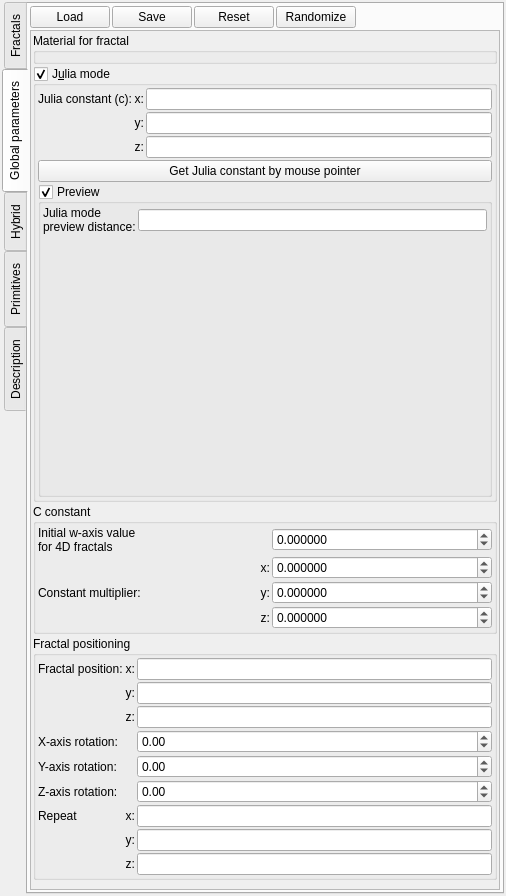
The window that mandelbulber2/qt/dock_fractal.ui (irinox-ctrl/mandelbulber2) describes before a commit, drawn with Qt 5.
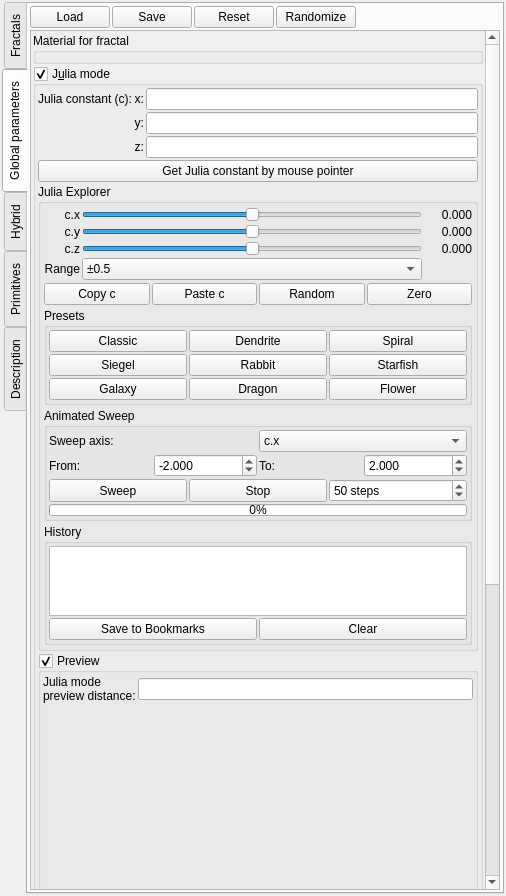
The same window after the commit. The open tabs and pages were chosen to show the change. Custom widgets are drawn as their Qt base class.

Commit message: 3x3lion: Beautiful Julia Explorer with sliders, presets, sweep, and history

What changed in the file:
```diff
--- a/mandelbulber2/qt/dock_fractal.ui
+++ b/mandelbulber2/qt/dock_fractal.ui
@@ -957,6 +957,350 @@
                 </property>
                </widget>
               </item>
+              <!-- 3x3lion Julia Explorer -->
+              <item>
+               <widget class="QGroupBox" name="groupBox_julia_explorer">
+                <property name="title">
+                 <string>Julia Explorer</string>
+                </property>
+                <layout class="QVBoxLayout" name="layout_julia_explorer">
+                 <property name="spacing"><number>3</number></property>
+                 <property name="leftMargin"><number>3</number></property>
+                 <property name="topMargin"><number>3</number></property>
+                 <property name="rightMargin"><number>3</number></property>
+                 <property name="bottomMargin"><number>3</number></property>
+                 <!-- c.x / c.y / c.z sliders -->
+                 <item>
+                  <layout class="QGridLayout" name="gridLayout_julia_sliders">
+                   <property name="spacing"><number>2</number></property>
+                   <item row="0" column="0">
+                    <widget class="QLabel" name="label_julia_slider_cx">
+                     <property name="text"><string>c.x</string></property>
+                     <property name="alignment"><set>Qt::AlignRight|Qt::AlignVCenter</set></property>
+                    </widget>
+                   </item>
+                   <item row="0" column="1">
+                    <widget class="QSlider" name="slider_julia_cx">
+                     <property name="minimum"><number>-2000</number></property>
+                     <property name="maximum"><number>2000</number></property>
+                     <property name="orientation"><enum>Qt::Horizontal</enum></property>
+                     <property name="toolTip"><string>Drag to adjust Julia c.x</string></property>
+                    </widget>
+                   </item>
+                   <item row="0" column="2">
+                    <widget class="QLabel" name="label_julia_cx_value">
+                     <property name="text"><string>0.000</string></property>
+                     <property name="minimumSize"><size><width>48</width><height>0</height></size></property>
+                     <property name="alignment"><set>Qt::AlignRight|Qt::AlignVCenter</set></property>
+                    </widget>
+                   </item>
+                   <item row="1" column="0">
+                    <widget class="QLabel" name="label_julia_slider_cy">
+                     <property name="text"><string>c.y</string></property>
+                     <property name="alignment"><set>Qt::AlignRight|Qt::AlignVCenter</set></property>
+                    </widget>
+                   </item>
+                   <item row="1" column="1">
+                    <widget class="QSlider" name="slider_julia_cy">
+                     <property name="minimum"><number>-2000</number></property>
+                     <property name="maximum"><number>2000</number></property>
+                     <property name="orientation"><enum>Qt::Horizontal</enum></property>
+                     <property name="toolTip"><string>Drag to adjust Julia c.y</string></property>
+                    </widget>
+                   </item>
+                   <item row="1" column="2">
+                    <widget class="QLabel" name="label_julia_cy_value">
+                     <property name="text"><string>0.000</string></property>
+                     <property name="minimumSize"><size><width>48</width><height>0</height></size></property>
+                     <property name="alignment"><set>Qt::AlignRight|Qt::AlignVCenter</set></property>
+                    </widget>
+                   </item>
+                   <item row="2" column="0">
+                    <widget class="QLabel" name="label_julia_slider_cz">
+                     <property name="text"><string>c.z</string></property>
+                     <property name="alignment"><set>Qt::AlignRight|Qt::AlignVCenter</set></property>
+                    </widget>
+                   </item>
+                   <item row="2" column="1">
+                    <widget class="QSlider" name="slider_julia_cz">
+                     <property name="minimum"><number>-2000</number></property>
+                     <property name="maximum"><number>2000</number></property>
+                     <property name="orientation"><enum>Qt::Horizontal</enum></property>
+                     <property name="toolTip"><string>Drag to adjust Julia c.z</string></property>
+                    </widget>
+                   </item>
+                   <item row="2" column="2">
+                    <widget class="QLabel" name="label_julia_cz_value">
+                     <property name="text"><string>0.000</string></property>
+                     <property name="minimumSize"><size><width>48</width><height>0</height></size></property>
+                     <property name="alignment"><set>Qt::AlignRight|Qt::AlignVCenter</set></property>
+                    </widget>
+                   </item>
+                   <item row="3" column="0">
+                    <widget class="QLabel" name="label_julia_range">
+                     <property name="text"><string>Range</string></property>
+                     <property name="alignment"><set>Qt::AlignRight|Qt::AlignVCenter</set></property>
+                    </widget>
+                   </item>
+                   <item row="3" column="1">
+                    <widget class="QComboBox" name="comboBox_julia_range">
+                     <property name="toolTip"><string>Range of Julia c sliders</string></property>
+                     <item><property name="text"><string>±0.5</string></property></item>
+                     <item><property name="text"><string>±1.0</string></property></item>
+                     <item><property name="text"><string>±2.0</string></property></item>
+                     <item><property name="text"><string>±5.0</string></property></item>
+                     <item><property name="text"><string>±10.0</string></property></item>
+                    </widget>
+                   </item>
+                  </layout>
+                 </item>
+                 <!-- Copy / Paste / Random / Zero buttons -->
+                 <item>
+                  <layout class="QHBoxLayout" name="layout_julia_actions">
+                   <property name="spacing"><number>2</number></property>
+                   <item>
+                    <widget class="QPushButton" name="pushButton_julia_copy">
+                     <property name="text"><string>Copy c</string></property>
+                     <property name="toolTip"><string>Copy Julia constant to clipboard</string></property>
+                     <property name="maximumSize"><size><width>16777215</width><height>24</height></size></property>
+                    </widget>
+                   </item>
+                   <item>
+                    <widget class="QPushButton" name="pushButton_julia_paste">
+                     <property name="text"><string>Paste c</string></property>
+                     <property name="toolTip"><string>Paste Julia constant from clipboard</string></property>
+                     <property name="maximumSize"><size><width>16777215</width><height>24</height></size></property>
+                    </widget>
+                   </item>
+                   <item>
+                    <widget class="QPushButton" name="pushButton_julia_random">
+                     <property name="text"><string>Random</string></property>
+                     <property name="toolTip"><string>Generate random Julia constant</string></property>
+                     <property name="maximumSize"><size><width>16777215</width><height>24</height></size></property>
+                    </widget>
+                   </item>
+                   <item>
+                    <widget class="QPushButton" name="pushButton_julia_zero">
+                     <property name="text"><string>Zero</string></property>
+                     <property name="toolTip"><string>Reset Julia constant to (0, 0, 0)</string></property>
+                     <property name="maximumSize"><size><width>16777215</width><height>24</height></size></property>
+                    </widget>
+                   </item>
+                  </layout>
+                 </item>
+                 <!-- Presets grid (9 famous Julia constants) -->
+                 <item>
+                  <widget class="QGroupBox" name="groupBox_julia_presets">
+                   <property name="title"><string>Presets</string></property>
+                   <layout class="QGridLayout" name="gridLayout_julia_presets">
+                    <property name="spacing"><number>2</number></property>
+                    <property name="leftMargin"><number>2</number></property>
+                    <property name="topMargin"><number>2</number></property>
+                    <property name="rightMargin"><number>2</number></property>
+                    <property name="bottomMargin"><number>2</number></property>
+                    <item row="0" column="0">
+                     <widget class="QPushButton" name="pushButton_julia_preset_1">
+                      <property name="text"><string>Classic</string></property>
+                      <property name="toolTip"><string>c = (0.285, 0.01, 0.0)</string></property>
+                      <property name="maximumSize"><size><width>16777215</width><height>22</height></size></property>
+                     </widget>
+                    </item>
+                    <item row="0" column="1">
+                     <widget class="QPushButton" name="pushButton_julia_preset_2">
+                      <property name="text"><string>Dendrite</string></property>
+                      <property name="toolTip"><string>c = (0.0, 1.0, 0.0)</string></property>
+                      <property name="maximumSize"><size><width>16777215</width><height>22</height></size></property>
+                     </widget>
+                    </item>
+                    <item row="0" column="2">
+                     <widget class="QPushButton" name="pushButton_julia_preset_3">
+                      <property name="text"><string>Spiral</string></property>
+                      <property name="toolTip"><string>c = (-0.4, 0.6, 0.0)</string></property>
+                      <property name="maximumSize"><size><width>16777215</width><height>22</height></size></property>
+                     </widget>
+                    </item>
+                    <item row="1" column="0">
+                     <widget class="QPushButton" name="pushButton_julia_preset_4">
+                      <property name="text"><string>Siegel</string></property>
+                      <property name="toolTip"><string>c = (-0.391, -0.587, 0.0)</string></property>
+                      <property name="maximumSize"><size><width>16777215</width><height>22</height></size></property>
+                     </widget>
+                    </item>
+                    <item row="1" column="1">
+                     <widget class="QPushButton" name="pushButton_julia_preset_5">
+                      <property name="text"><string>Rabbit</string></property>
+                      <property name="toolTip"><string>c = (-0.123, 0.745, 0.0)</string></property>
+                      <property name="maximumSize"><size><width>16777215</width><height>22</height></size></property>
+                     </widget>
+                    </item>
+                    <item row="1" column="2">
+                     <widget class="QPushButton" name="pushButton_julia_preset_6">
+                      <property name="text"><string>Starfish</string></property>
+                      <property name="toolTip"><string>c = (-0.75, 0.15, 0.2)</string></property>
+                      <property name="maximumSize"><size><width>16777215</width><height>22</height></size></property>
+                     </widget>
+                    </item>
+                    <item row="2" column="0">
+                     <widget class="QPushButton" name="pushButton_julia_preset_7">
+                      <property name="text"><string>Galaxy</string></property>
+                      <property name="toolTip"><string>c = (0.355, 0.355, 0.355)</string></property>
+                      <property name="maximumSize"><size><width>16777215</width><height>22</height></size></property>
+                     </widget>
+                    </item>
+                    <item row="2" column="1">
+                     <widget class="QPushButton" name="pushButton_julia_preset_8">
+                      <property name="text"><string>Dragon</string></property>
+                      <property name="toolTip"><string>c = (0.36, 0.1, -0.3)</string></property>
+                      <property name="maximumSize"><size><width>16777215</width><height>22</height></size></property>
+                     </widget>
+                    </item>
+                    <item row="2" column="2">
+                     <widget class="QPushButton" name="pushButton_julia_preset_9">
+                      <property name="text"><string>Flower</string></property>
+                      <property name="toolTip"><string>c = (-0.5, 0.0, 0.5)</string></property>
+                      <property name="maximumSize"><size><width>16777215</width><height>22</height></size></property>
+                     </widget>
+                    </item>
+                   </layout>
+                  </widget>
+                 </item>
+                 <!-- Animated Sweep -->
+                 <item>
+                  <widget class="QGroupBox" name="groupBox_julia_sweep">
+                   <property name="title"><string>Animated Sweep</string></property>
+                   <layout class="QVBoxLayout" name="layout_julia_sweep">
+                    <property name="spacing"><number>2</number></property>
+                    <property name="leftMargin"><number>2</number></property>
+                    <property name="topMargin"><number>2</number></property>
+                    <property name="rightMargin"><number>2</number></property>
+                    <property name="bottomMargin"><number>2</number></property>
+                    <item>
+                     <layout class="QHBoxLayout" name="layout_sweep_axis">
+                      <item>
+                       <widget class="QLabel" name="label_sweep_axis">
+                        <property name="text"><string>Sweep axis:</string></property>
+                       </widget>
+                      </item>
+                      <item>
+                       <widget class="QComboBox" name="comboBox_julia_sweep_axis">
+                        <item><property name="text"><string>c.x</string></property></item>
+                        <item><property name="text"><string>c.y</string></property></item>
+                        <item><property name="text"><string>c.z</string></property></item>
+                        <item><property name="text"><string>All (spiral)</string></property></item>
+                       </widget>
+                      </item>
+                     </layout>
+                    </item>
+                    <item>
+                     <layout class="QHBoxLayout" name="layout_sweep_range">
+                      <item>
+                       <widget class="QLabel" name="label_sweep_from">
+                        <property name="text"><string>From:</string></property>
+                       </widget>
+                      </item>
+                      <item>
+                       <widget class="QDoubleSpinBox" name="spinBox_julia_sweep_from">
+                        <property name="minimum"><double>-10.000000</double></property>
+                        <property name="maximum"><double>10.000000</double></property>
+                        <property name="value"><double>-2.000000</double></property>
+                        <property name="decimals"><number>3</number></property>
+                        <property name="singleStep"><double>0.100000</double></property>
+                       </widget>
+                      </item>
+                      <item>
+                       <widget class="QLabel" name="label_sweep_to">
+                        <property name="text"><string>To:</string></property>
+                       </widget>
+                      </item>
+                      <item>
+                       <widget class="QDoubleSpinBox" name="spinBox_julia_sweep_to">
+                        <property name="minimum"><double>-10.000000</double></property>
+                        <property name="maximum"><double>10.000000</double></property>
+                        <property name="value"><double>2.000000</double></property>
+                        <property name="decimals"><number>3</number></property>
+                        <property name="singleStep"><double>0.100000</double></property>
+                       </widget>
+                      </item>
+                     </layout>
+                    </item>
+                    <item>
+                     <layout class="QHBoxLayout" name="layout_sweep_controls">
+                      <property name="spacing"><number>2</number></property>
+                      <item>
+                       <widget class="QPushButton" name="pushButton_julia_sweep_start">
+                        <property name="text"><string>Sweep</string></property>
+                        <property name="toolTip"><string>Animate through Julia c-space</string></property>
+                        <property name="maximumSize"><size><width>16777215</width><height>24</height></size></property>
+                       </widget>
+                      </item>
+                      <item>
+                       <widget class="QPushButton" name="pushButton_julia_sweep_stop">
+                        <property name="text"><string>Stop</string></property>
+                        <property name="toolTip"><string>Stop the current sweep</string></property>
+                        <property name="maximumSize"><size><width>16777215</width><height>24</height></size></property>
+                       </widget>
+                      </item>
+                      <item>
+                       <widget class="QSpinBox" name="spinBox_julia_sweep_steps">
+                        <property name="minimum"><number>5</number></property>
+                        <property name="maximum"><number>1000</number></property>
+                        <property name="value"><number>50</number></property>
+                        <property name="toolTip"><string>Number of steps in sweep</string></property>
+                        <property name="suffix"><string> steps</string></property>
+                       </widget>
+                      </item>
+                     </layout>
+                    </item>
+                    <item>
+                     <widget class="QProgressBar" name="progressBar_julia_sweep">
+                      <property name="value"><number>0</number></property>
+                      <property name="maximumSize"><size><width>16777215</width><height>12</height></size></property>
+                     </widget>
+                    </item>
+                   </layout>
+                  </widget>
+                 </item>
+                 <!-- History -->
+                 <item>
+                  <widget class="QGroupBox" name="groupBox_julia_history">
+                   <property name="title"><string>History</string></property>
+                   <layout class="QVBoxLayout" name="layout_julia_history">
+                    <property name="spacing"><number>2</number></property>
+                    <property name="leftMargin"><number>2</number></property>
+                    <property name="topMargin"><number>2</number></property>
+                    <property name="rightMargin"><number>2</number></property>
+                    <property name="bottomMargin"><number>2</number></property>
+                    <item>
+                     <widget class="QListWidget" name="listWidget_julia_history">
+                      <property name="maximumSize"><size><width>16777215</width><height>90</height></size></property>
+                      <property name="toolTip"><string>Recent Julia constants — double-click to apply</string></property>
+                     </widget>
+                    </item>
+                    <item>
+                     <layout class="QHBoxLayout" name="layout_julia_history_buttons">
+                      <property name="spacing"><number>2</number></property>
+                      <item>
+                       <widget class="QPushButton" name="pushButton_julia_history_save">
+                        <property name="text"><string>Save to Bookmarks</string></property>
+                        <property name="toolTip"><string>Save selected Julia constant as bookmark</string></property>
+                        <property name="maximumSize"><size><width>16777215</width><height>24</height></size></property>
+                       </widget>
+                      </item>
+                      <item>
+                       <widget class="QPushButton" name="pushButton_julia_history_clear">
+                        <property name="text"><string>Clear</string></property>
+                        <property name="toolTip"><string>Clear Julia history</string></property>
+                        <property name="maximumSize"><size><width>16777215</width><height>24</height></size></property>
+                       </widget>
+                      </item>
+                     </layout>
+                    </item>
+                   </layout>
+                  </widget>
+                 </item>
+                </layout>
+               </widget>
+              </item>
               <item>
                <widget class="MyGroupBox" name="groupBox_julia_preview">
                 <property name="title">
```
The commit also changes 3 other files.
